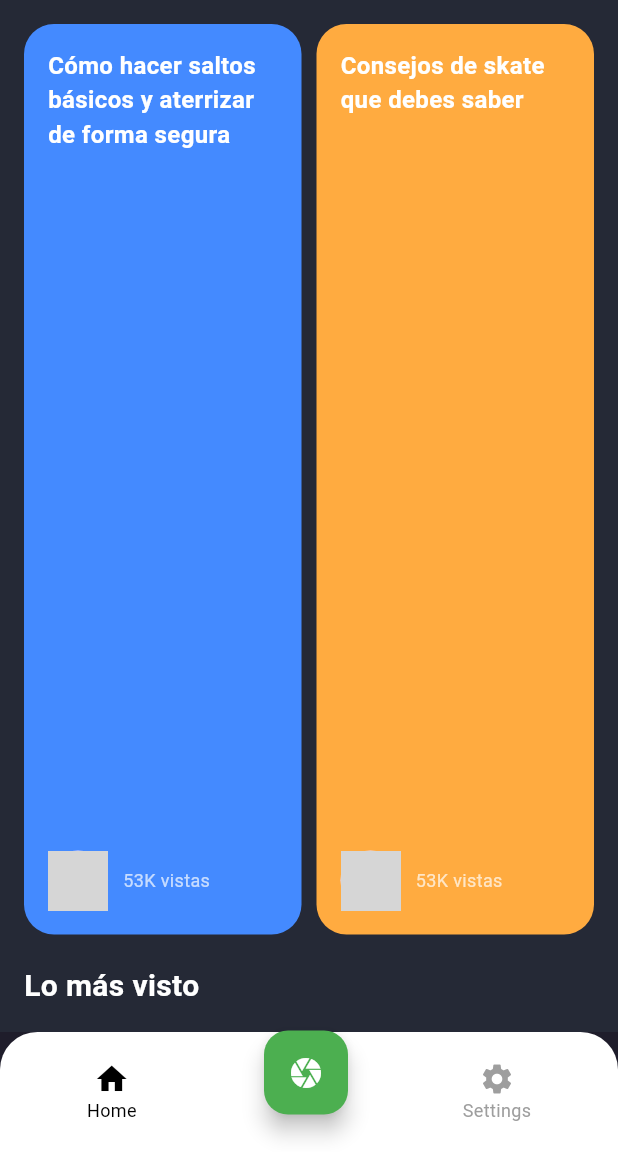
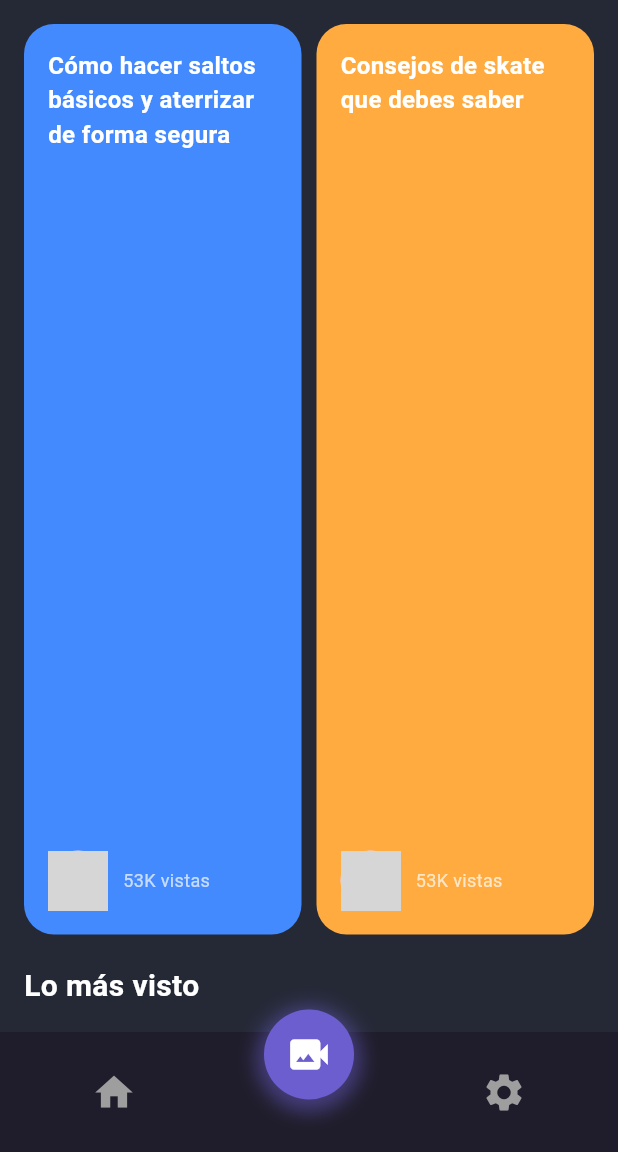
Before and after one commit to Chilli-Code/Set_Point, a Flutter app: the screen it shows after launch, on a phone screen of 412 x 824 dp, the part 84-1236 px from its top. Run offline on Flutter 3.47's test engine with Material 3 defaults, Android fonts, the phone set to English and light mode, and no system bars; our stand-ins replace animated_text_kit, card_swiper; network calls fail; grey boxes are pictures that could not be loaded.

Commit message:
Mejorando diseño menu

```diff
--- a/lib/pantalla/Form.dart
+++ b/lib/pantalla/Form.dart
@@ -1,8 +1,12 @@
+// ignore: file_names
 import 'package:flutter/material.dart';
 import 'login_page.dart'; // 📌 Importamos la pantalla de login
 
 class RegisterScreen extends StatefulWidget {
+  const RegisterScreen({super.key});
+
   @override
+  // ignore: library_private_types_in_public_api
   _RegisterScreenState createState() => _RegisterScreenState();
 }
 
@@ -32,6 +36,7 @@ class _RegisterScreenState extends State<RegisterScreen> {
 
           // 📌 Capa oscura para mejorar el contraste
           Container(
+            // ignore: deprecated_member_use
             color: Colors.black.withOpacity(0.6),
           ),
 
@@ -63,6 +68,7 @@ class _RegisterScreenState extends State<RegisterScreen> {
               width: double.infinity,
               padding: EdgeInsets.all(20),
               decoration: BoxDecoration(
+                // ignore: deprecated_member_use
                 color: Colors.black.withOpacity(0.6),
                 borderRadius: BorderRadius.vertical(top: Radius.circular(20)),
               ),
@@ -115,6 +121,7 @@ class _RegisterScreenState extends State<RegisterScreen> {
         hintStyle: TextStyle(color: Colors.white70),
         prefixIcon: Icon(icon, color: Colors.white),
         filled: true,
+        // ignore: deprecated_member_use
         fillColor: Colors.white.withOpacity(0.2),
         enabledBorder: OutlineInputBorder(
           borderRadius: BorderRadius.circular(30),
@@ -133,6 +140,7 @@ class _RegisterScreenState extends State<RegisterScreen> {
     return Container(
       padding: EdgeInsets.symmetric(horizontal: 15),
       decoration: BoxDecoration(
+        // ignore: deprecated_member_use
         color: Colors.white.withOpacity(0.2),
         borderRadius: BorderRadius.circular(30),
         border: Border.all(color: Colors.white38),
--- a/lib/pantalla/login_page.dart
+++ b/lib/pantalla/login_page.dart
@@ -19,7 +19,10 @@ class MyApp extends StatelessWidget {
 }
 
 class LoginScreen extends StatefulWidget {
+  const LoginScreen({super.key});
+
   @override
+  // ignore: library_private_types_in_public_api
   _LoginScreenState createState() => _LoginScreenState();
 }
 
--- a/lib/pantalla/profile_screen.dart
+++ b/lib/pantalla/settings_screen.dart
@@ -1,6 +1,6 @@
 import 'package:flutter/material.dart';
 
-class ProfileScreen extends StatelessWidget {
+class settings_screen extends StatelessWidget {
   @override
   Widget build(BuildContext context) {
     return Scaffold(
--- a/lib/widget/Menu.dart
+++ b/lib/widget/Menu.dart
@@ -1,5 +1,7 @@
 import 'package:flutter/material.dart';
-import '../pantalla/video_page.dart';
+import 'package:flutter_application_3/pantalla/home_screen.dart';
+import 'package:flutter_application_3/pantalla/settings_screen.dart';// Importa la pantalla de ajustes
+import 'package:flutter_application_3/pantalla/video_page.dart';// Importa la pantalla de ajustes
 
 class BottomNavBar extends StatefulWidget {
   @override
@@ -7,20 +9,34 @@ class BottomNavBar extends StatefulWidget {
 }
 
 class _BottomNavBarState extends State<BottomNavBar> {
-  int _selectedIndex = 0; // Página inicial (Inicio)
+  int _selectedIndex = 1; // Inicialmente en el botón central (Chat)
 
   void _onItemTapped(int index) {
     setState(() {
       _selectedIndex = index;
     });
 
-    // Navegación entre páginas
+    // 🚀 Si selecciona Settings, navega a la pantalla de ajustes
+    if (index == 2) {
+      Navigator.push(
+        context,
+        MaterialPageRoute(builder: (context) => settings_screen()),
+      );
+    }
+
         if (index == 1) {
       Navigator.push(
         context,
         MaterialPageRoute(builder: (context) => VideoPage()),
       );
     }
+        if (index == 0) {
+      Navigator.push(
+        context,
+        MaterialPageRoute(builder: (context) => SetPointsHomePage()),
+      );
+    }
+
   }
 
   @override
@@ -28,54 +44,74 @@ class _BottomNavBarState extends State<BottomNavBar> {
     return Stack(
       clipBehavior: Clip.none,
       children: [
+        // 🔹 Barra de navegación con bordes curvados
         ClipRRect(
           borderRadius: BorderRadius.vertical(top: Radius.circular(25)),
           child: BottomAppBar(
-            color: Colors.white,
+            color: Color(0xFF1F1D2B), // Fondo oscuro
             shape: CircularNotchedRectangle(),
             notchMargin: 8.0,
+            child: Container(
+              height: 70,
+              padding: EdgeInsets.symmetric(horizontal: 30),
               child: Row(
-              mainAxisAlignment: MainAxisAlignment.spaceAround,
+                mainAxisAlignment: MainAxisAlignment.spaceBetween,
                 children: [
-                _buildNavItem(Icons.home, "Home", 0),
-                SizedBox(width: 50), // Espacio para el botón flotante
-                _buildNavItem(Icons.settings, "Settings", 2),
+                  _buildNavItem(Icons.home, 0), // Home
+                  _buildNavItem(Icons.settings, 2), // Ajustes
                 ],
               ),
             ),
           ),
-        Positioned(
-          bottom: 25,
-          left: MediaQuery.of(context).size.width / 2 - 30,
-          child: FloatingActionButton(
-            backgroundColor: Colors.green,
-            onPressed: () => _onItemTapped(1),
-            child: Icon(Icons.camera, color: Colors.white),
         ),
-        ),
+
+        // 🔹 Botón flotante central con efecto verde
+        _buildFloatingButton(1, Icons.video_camera_back),
       ],
     );
   }
 
-  Widget _buildNavItem(IconData icon, String label, int index) {
-    return GestureDetector(
+  // 📌 Botón flotante que se usa en el centro y en las opciones
+  Widget _buildFloatingButton(int index, IconData icon) {
+    bool isSelected = _selectedIndex == index;
+
+    return Positioned(
+      bottom: isSelected ? 35 : 20, // Sube cuando está activo
+      left: index == 1
+          ? MediaQuery.of(context).size.width / 2 - 30
+          : (index == 0 ? 50 : MediaQuery.of(context).size.width - 100),
+      child: GestureDetector(
         onTap: () => _onItemTapped(index),
-      child: Column(
-        mainAxisSize: MainAxisSize.min,
-        children: [
-          Icon(
+        child: AnimatedContainer(
+          duration: Duration(milliseconds: 300),
+          width: 60,
+          height: 60,
+          decoration: BoxDecoration(
+            color: isSelected ? Color(0xFF6C5ECF) : Colors.transparent,
+            shape: BoxShape.circle,
+            boxShadow: isSelected
+                ? [
+                    BoxShadow(
+                      color: Color(0xFF6C5ECF).withOpacity(0.5),
+                      spreadRadius: 5,
+                      blurRadius: 10,
+                      offset: Offset(0, 3),
+                    ),
+                  ]
+                : [],
+          ),
+          child: Icon(
             icon,
-            color: _selectedIndex == index ? Colors.black : Colors.grey,
-          ),
-          Text(
-            label,
-            style: TextStyle(
-              fontSize: 12,
-              color: _selectedIndex == index ? Colors.black : Colors.grey,
+            color: isSelected ? Colors.white : Colors.grey,
+            size: 30,
           ),
         ),
-        ],
       ),
     );
   }
+
+  // 📌 Construcción de los botones de Home y Ajustes con efecto verde
+  Widget _buildNavItem(IconData icon, int index) {
+    return _buildFloatingButton(index, icon);
   }
+}
--- a/lib/widget/header.dart
+++ b/lib/widget/header.dart
@@ -1,6 +1,5 @@
 import 'package:flutter/material.dart';
 import 'package:flutter_application_3/pantalla/login_page.dart';
-import 'package:flutter_application_3/pantalla/profile_screen.dart';
 
 class Header extends StatelessWidget implements PreferredSizeWidget {
   @override
@@ -63,17 +62,9 @@ class Header extends StatelessWidget implements PreferredSizeWidget {
           child: Column(
             mainAxisSize: MainAxisSize.min,
             children: [
-              _buildOption(context, Icons.settings, 'Configuración', () {
-                print("Configuración seleccionada");
-                Navigator.pop(context);
-              }),
               _buildOption(context, Icons.account_circle, 'Perfil', () {
                 print("Perfil seleccionado");
                 Navigator.pop(context);
-                Navigator.push(
-                  context,
-                  MaterialPageRoute(builder: (context) => ProfileScreen()),
-                );
               }),
               _buildOption(context, Icons.logout, 'Cerrar sesión', () {
                 print("Cerrar sesión seleccionada");
--- a/pubspec.yaml
+++ b/pubspec.yaml
@@ -15,6 +15,7 @@ dependencies:
   cupertino_icons: ^1.0.8
   card_swiper: ^3.0.1
   animated_text_kit: ^4.2.3
+  shared_preferences: ^2.2.2
 
 dev_dependencies:
   flutter_test:
```
Also changed, not shown: pubspec.lock, 1 other file. Lines whose indentation alone changed are shown as unchanged.
